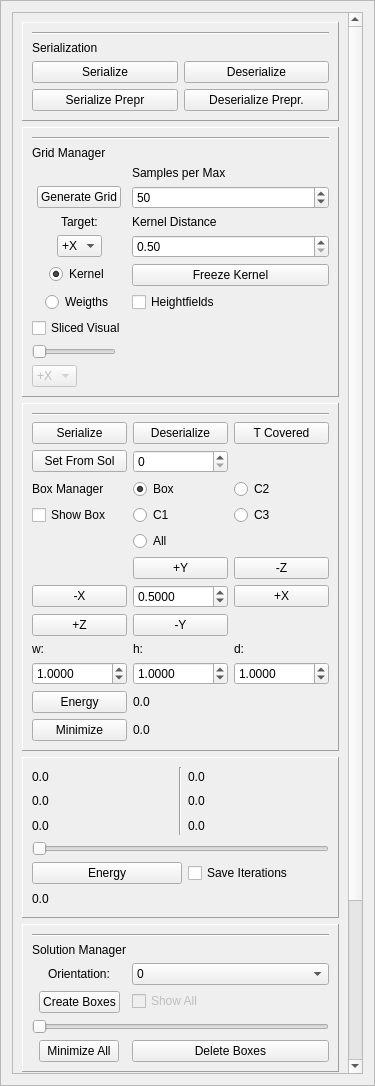
alemuntoni/HeightFieldDecomposition, file GUI/managers/enginemanager.ui: the form before one commit.
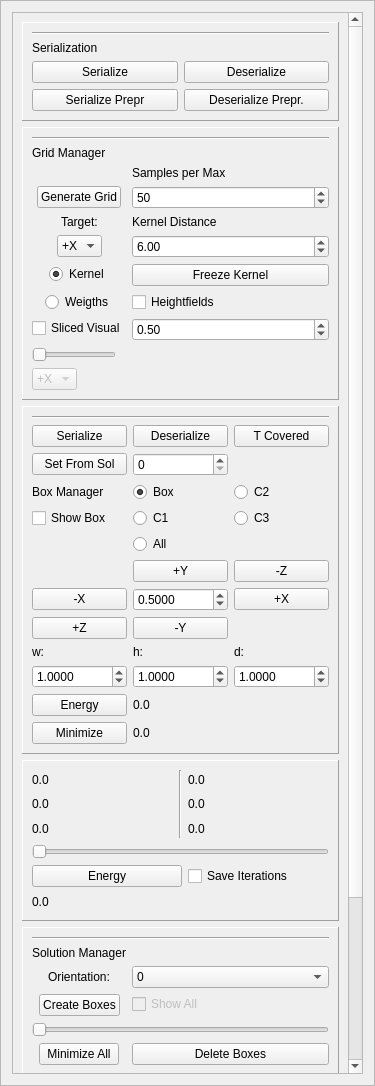
The form after the commit.

Diff of the .ui file:
```diff
--- a/GUI/managers/enginemanager.ui
+++ b/GUI/managers/enginemanager.ui
@@ -52,7 +52,7 @@
         <x>0</x>
         <y>0</y>
         <width>337</width>
-        <height>1404</height>
+        <height>1409</height>
        </rect>
       </property>
       <layout class="QGridLayout" name="gridLayout_15">
@@ -243,6 +243,9 @@
             <property name="singleStep">
              <double>0.500000000000000</double>
             </property>
+            <property name="value">
+             <double>6.000000000000000</double>
+            </property>
            </widget>
           </item>
           <item row="6" column="0">
@@ -318,6 +321,19 @@
             </property>
            </widget>
           </item>
+          <item row="8" column="1">
+           <widget class="QDoubleSpinBox" name="stepDrawGridSpinBox">
+            <property name="minimum">
+             <double>0.010000000000000</double>
+            </property>
+            <property name="singleStep">
+             <double>0.100000000000000</double>
+            </property>
+            <property name="value">
+             <double>0.500000000000000</double>
+            </property>
+           </widget>
+          </item>
          </layout>
         </widget>
        </item>
```
